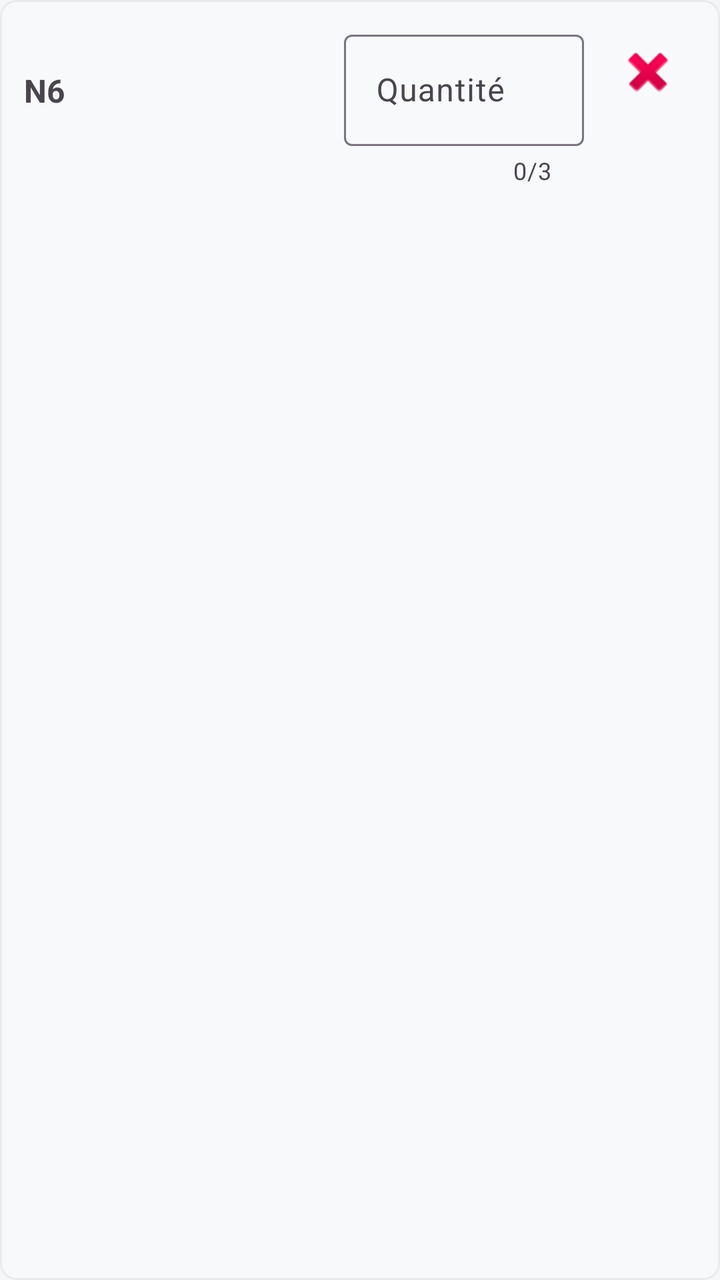
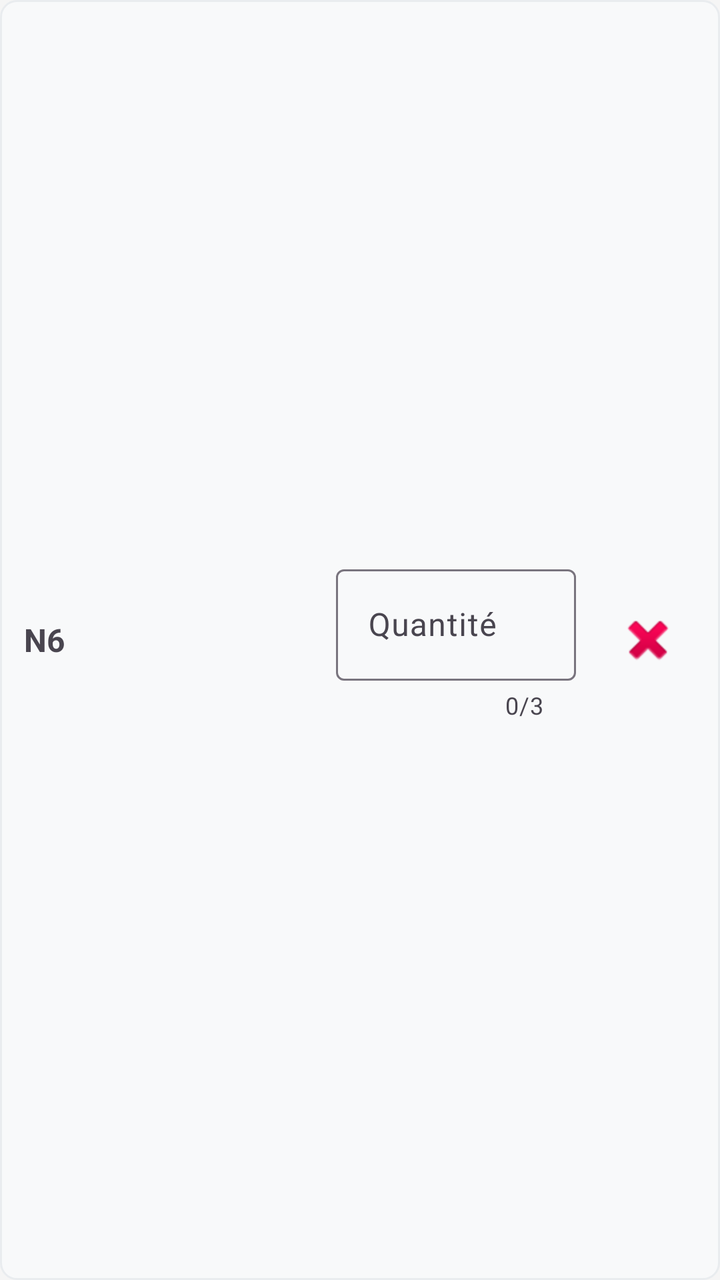

Two renders of the same Android screen: before a commit and after it. Below are the layout's source before the change and the commit's diff.
<!-- AndroidManifest.xml: application theme Theme.GKMBarFer -->
<!-- res/layout/item_barre_selectionnee.xml -->
<?xml version="1.0" encoding="utf-8"?>
<LinearLayout xmlns:android="http://schemas.android.com/apk/res/android"

    xmlns:app="http://schemas.android.com/apk/res-auto"

    android:layout_width="match_parent"

    android:layout_height="wrap_content"

    android:orientation="horizontal"

    android:padding="12dp"

    android:layout_marginBottom="8dp"

    android:background="@drawable/item_background">



    <TextView

        android:id="@+id/tvTypeBarre"

        android:layout_width="0dp"

        android:layout_height="wrap_content"

        android:layout_weight="1"

        android:text="N6"

        android:textSize="16sp"

        android:textStyle="bold" />



    <com.google.android.material.textfield.TextInputLayout

        android:layout_width="120dp"

        android:layout_height="wrap_content"

        android:layout_marginEnd="8dp"

        app:counterEnabled="true"

        app:counterMaxLength="3">



        <com.google.android.material.textfield.TextInputEditText
            android:id="@+id/etNombreBarres"
            android:layout_width="match_parent"
            android:layout_height="wrap_content"
            android:hint="@string/quantite"
            android:imeOptions="actionDone"
            android:inputType="number"
            android:maxLength="3" />



    </com.google.android.material.textfield.TextInputLayout>



    <ImageButton

        android:id="@+id/btnSupprimer"

        android:layout_width="48dp"

        android:layout_height="48dp"

        android:src="@android:drawable/ic_delete"

        android:background="?attr/selectableItemBackgroundBorderless"

        android:contentDescription="@string/supprimer" />



</LinearLayout>
<!-- resources referenced by this layout -->
<resources>
  <!-- drawable item_background (drawable) -->
  <?xml version="1.0" encoding="utf-8"?>
  <shape xmlns:android="http://schemas.android.com/apk/res/android">
      <solid android:color="#F8F9FA" />
      <stroke android:width="1dp" android:color="#E9ECEF" />
      <corners android:radius="8dp" />
  </shape>
  <string name="quantite">Quantité</string>
  <string name="supprimer">Supprimer</string>
  <style name="Theme.GKMBarFer" parent="Base.Theme.GKMBarFer" />
  <style name="Base.Theme.GKMBarFer" parent="Theme.Material3.Light.NoActionBar">
          <item name="colorPrimary">@color/primary</item>
          <item name="colorPrimaryVariant">@color/primary_dark</item>
          <item name="colorOnPrimary">@color/white</item>
          <item name="android:windowBackground">@color/background</item>
          <item name="android:forceDarkAllowed" tools:targetApi="29">false</item>
      </style>
  <color name="primary">#2196F3</color>
  <color name="primary_dark">#1976D2</color>
  <color name="white">#FFFFFFFF</color>
  <color name="background">#F5F5F5</color>
</resources>

<!-- the commit's change to res/layout/item_barre_selectionnee.xml (unified diff, before → after) -->
@@ -1,53 +1,33 @@
 <?xml version="1.0" encoding="utf-8"?>
 <LinearLayout xmlns:android="http://schemas.android.com/apk/res/android"
-
     xmlns:app="http://schemas.android.com/apk/res-auto"
-
     android:layout_width="match_parent"
-
     android:layout_height="wrap_content"
-
     android:orientation="horizontal"
-
+    android:gravity="center_vertical"
     android:padding="12dp"
-
     android:layout_marginBottom="8dp"
-
     android:background="@drawable/item_background">
 
-
-
     <TextView
-
         android:id="@+id/tvTypeBarre"
-
         android:layout_width="0dp"
-
         android:layout_height="wrap_content"
-
         android:layout_weight="1"
-
+        android:layout_gravity="center_vertical"
+        android:gravity="start|center_vertical"
+        android:textAlignment="viewStart"
         android:text="N6"
-
         android:textSize="16sp"
-
         android:textStyle="bold" />
 
-
-
     <com.google.android.material.textfield.TextInputLayout
-
         android:layout_width="120dp"
-
         android:layout_height="wrap_content"
-
-        android:layout_marginEnd="8dp"
-
+        android:layout_marginStart="12dp"
+        android:layout_marginEnd="12dp"
         app:counterEnabled="true"
-
         app:counterMaxLength="3">
-
-
 
         <com.google.android.material.textfield.TextInputEditText
             android:id="@+id/etNombreBarres"
@@ -58,26 +38,14 @@
             android:inputType="number"
             android:maxLength="3" />
 
-
-
     </com.google.android.material.textfield.TextInputLayout>
 
-
-
     <ImageButton
-
         android:id="@+id/btnSupprimer"
-
         android:layout_width="48dp"
-
         android:layout_height="48dp"
-
         android:src="@android:drawable/ic_delete"
-
         android:background="?attr/selectableItemBackgroundBorderless"
-
         android:contentDescription="@string/supprimer" />
 
-
-
 </LinearLayout>
